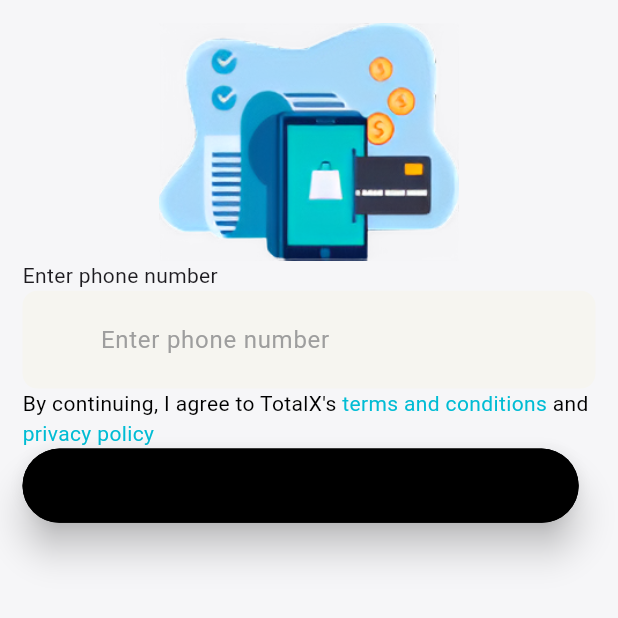
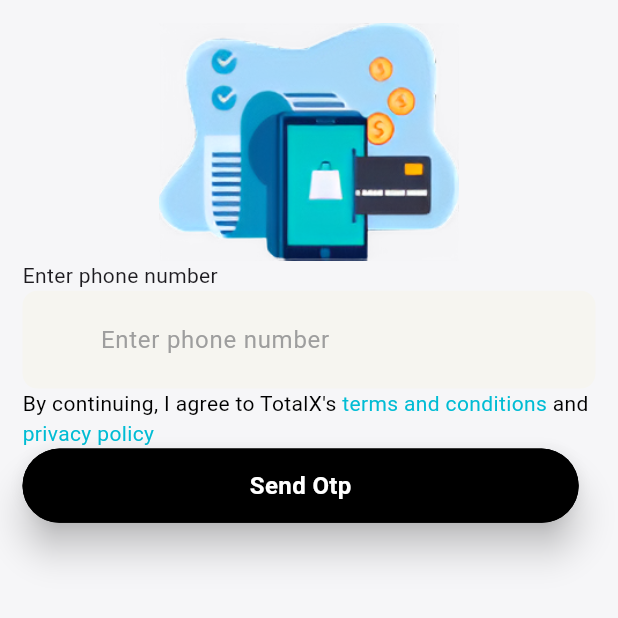
Before and after one commit to SuhailJafrinmk/total-x-machine-test, a Flutter app: the screen it shows after launch, on a phone screen of 412 x 824 dp, the top half of it. Run offline on Flutter 3.47's test engine with Material 3 defaults, Android fonts, the phone set to English and light mode, and no system bars; our stand-ins replace bloc, cloud_firestore, either_dart, firebase_auth, firebase_core, flutter_bloc and 3 more; accounts and stored records are empty.

Commit message:
firebase authentication completd-working fine

```diff
--- a/lib/view/screens/authentication/number_input_screen.dart
+++ b/lib/view/screens/authentication/number_input_screen.dart
@@ -4,6 +4,7 @@ import 'package:flutter_bloc/flutter_bloc.dart';
 import 'package:flutter_svg/flutter_svg.dart';
 import 'package:totelx_machine_test/blocs/authentication/authentication_bloc.dart';
 import 'package:totelx_machine_test/constants/app_images.dart';
+import 'package:totelx_machine_test/constants/app_text_styles.dart';
 import 'package:totelx_machine_test/utils/custom_snackbar.dart';
 import 'package:totelx_machine_test/utils/validators.dart';
 import 'package:totelx_machine_test/view/common_widgets/custom_button.dart';
@@ -93,12 +94,17 @@ class _PhoneNumberVerificationScreenState
                               },
                               btntxt: BlocConsumer<AuthenticationBloc, AuthenticationState>(
                                 listener: (context, state) {
+                                  developer.log('the state being emited now is ${state}');
                                   if(state is PhoneAuthCodeSentSuccess){
+                                    developer.log('the state being emited now is ${state}');
                                     Navigator.push(context, MaterialPageRoute(builder: (context)=>VerifyOtpScreen(verificationId: state.verificationId,)));
                                   }
                                 },
                                 builder: (context, state) {
-                                  return Container();
+                                  if(state is LoginScreenLoadingState){
+                                    return CircularProgressIndicator(color: Colors.white,);
+                                  }
+                                  return Text('Send Otp',style: AppTextStyles.button,);
                                 },
                               )
                               ),
--- a/lib/view/screens/authentication/verify_otp_screen.dart
+++ b/lib/view/screens/authentication/verify_otp_screen.dart
@@ -95,10 +95,13 @@ class _VerifyOtpScreenState extends State<VerifyOtpScreen> {
                                 CustomButtonBlack(
                                   btntxt: BlocConsumer<AuthenticationBloc, AuthenticationState>(
                                     listener: (context, state) {
+
                                       if(state is LoginScreenErrorState){
+                                        developer.log('the state being emited now is ${state}');
                                         ScaffoldMessenger.of(context).showSnackBar(customSnackbar(context, true, state.error));
                                       }else if(state is LoginScreenOtpSuccessState){
-                                        ScaffoldMessenger.of(context).showSnackBar(customSnackbar(context, true, 'successfully logged in'));
+                                        developer.log('the state being emited now is ${state}');
+                                        ScaffoldMessenger.of(context).showSnackBar(customSnackbar(context, false, 'successfully logged in'));
                                       }
                                     },
                                     builder: (context, state) {
```
